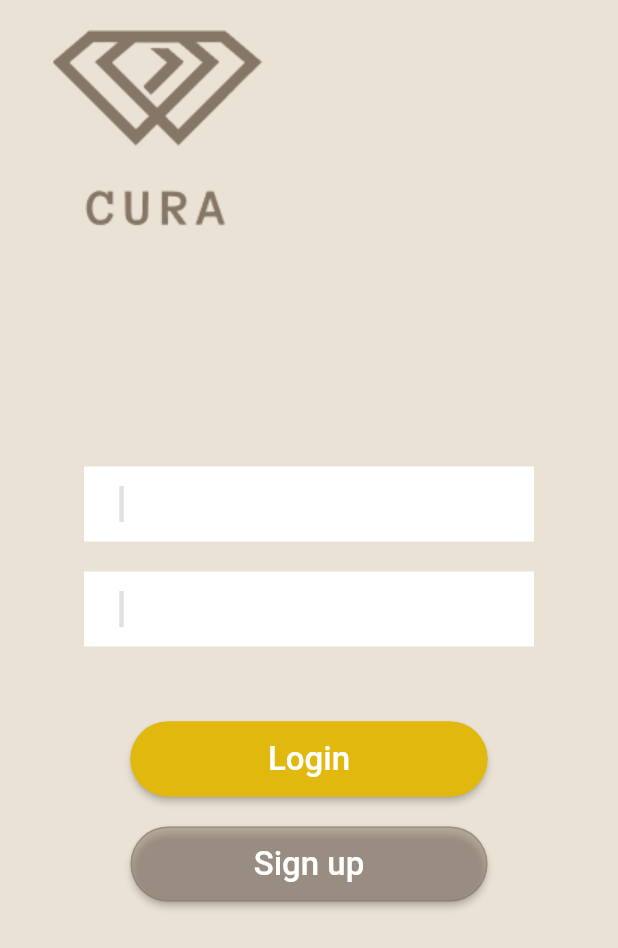
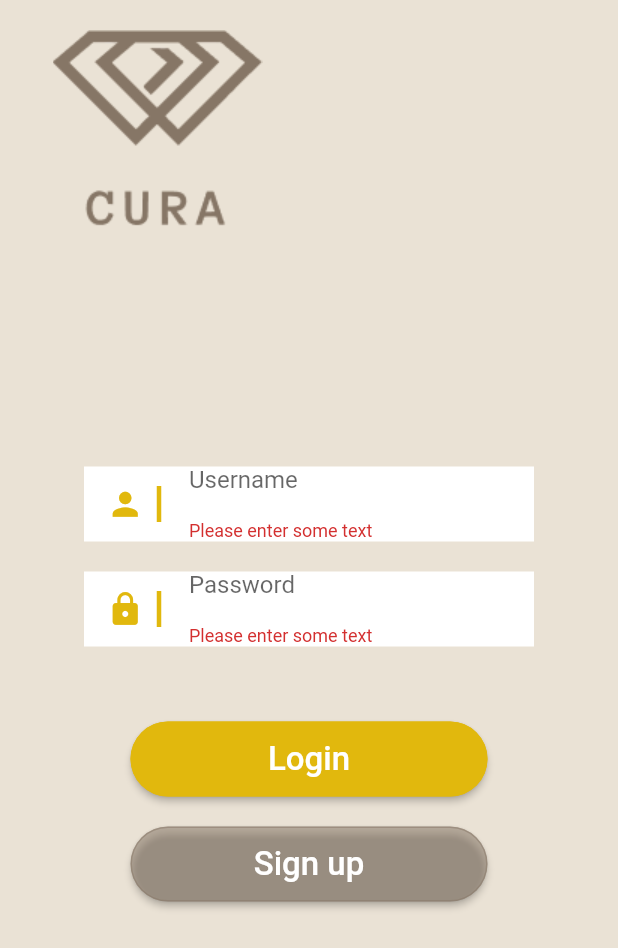
Before and after one commit to Mkohl2508/mobile_health_cura, a Flutter app: the screen it shows after launch, after a tap on "Login", on a phone screen of 412 x 824 dp. Shown: the top 948 px of the screen. Run offline on Flutter 3.47's test engine with Material 2 defaults, Android fonts, the phone set to English and light mode, and no system bars; our stand-ins replace firebase_auth, firebase_core; accounts and stored records are empty.

Commit message:
Login functionality working

```diff
--- a/Implementation/App/lib/model/general/person.dart
+++ b/Implementation/App/lib/model/general/person.dart
@@ -1,4 +1,4 @@
-import 'package:cura/model/residence/Residence.dart';
+import 'package:cura/model/residence/residence.dart';
 
 class Person {
   final String id;
--- a/Implementation/App/lib/screens/login_screen.dart
+++ b/Implementation/App/lib/screens/login_screen.dart
@@ -34,10 +34,11 @@ class _LoginScreenState extends State<LoginScreen> {
   @override
   Widget build(BuildContext context) {
     return Scaffold(
-        key: _formKey,
         resizeToAvoidBottomInset: false,
         backgroundColor: AppColors.cura_background,
         body: SafeArea(
+          child: Form(
+            key: _formKey,
             child: Column(
                 mainAxisAlignment: MainAxisAlignment.start,
                 crossAxisAlignment: CrossAxisAlignment.start,
@@ -61,15 +62,13 @@ class _LoginScreenState extends State<LoginScreen> {
                         ),
                         TextInputLogin(
                           controller: _emailController,
-                        decoration: const InputDecoration(
                           icon: Icon(
                             Icons.person,
                             color: AppColors.cura_orange,
                             size: 25,
                           ),
-                          fillColor: AppColors.cura_orange,
-                          labelText: "Username",
-                        ),
+                          color: AppColors.cura_orange,
+                          hint: "Username",
                           validator: (String? value) {
                             if (value!.isEmpty) return 'Please enter some text';
                             return null;
@@ -80,20 +79,18 @@ class _LoginScreenState extends State<LoginScreen> {
                         ),
                         TextInputLogin(
                           controller: _passwordController,
-                        decoration: const InputDecoration(
+                          isPassword: true,
                           icon: Icon(
                             Icons.lock,
                             color: AppColors.cura_orange,
                             size: 25,
                           ),
-                          fillColor: AppColors.cura_orange,
-                          labelText: "Password",
-                        ),
+                          color: AppColors.cura_orange,
+                          hint: "Password",
                           validator: (String? value) {
                             if (value!.isEmpty) return 'Please enter some text';
                             return null;
                           },
-                        obscureText: true,
                         ),
                         SizedBox(
                           height: 50,
@@ -110,13 +107,18 @@ class _LoginScreenState extends State<LoginScreen> {
                                           color: AppColors.cura_orange)))),
                           onPressed: () async {
                             if (_formKey.currentState!.validate()) {
-                            await _signInWithEmailAndPassword();
-                          }
+                              _signInWithEmailAndPassword().then((success) => {
+                                    if (success)
+                                      {
                                         Navigator.pushAndRemoveUntil(
                                             context,
                                             MaterialPageRoute(
-                                  builder: (context) => HomeScreen()),
-                              (route) => false);
+                                                builder: (context) =>
+                                                    HomeScreen()),
+                                            (route) => false)
+                                      }
+                                  });
+                            }
                           },
                           child: SizedBox(
                               width: MediaQuery.of(context).size.width * 0.5,
@@ -163,6 +165,7 @@ class _LoginScreenState extends State<LoginScreen> {
                     ),
                   ),
                 ]),
+          ),
         ));
   }
 
@@ -174,7 +177,7 @@ class _LoginScreenState extends State<LoginScreen> {
   }
 
   // Example code of how to sign in with email and password.
-  Future<void> _signInWithEmailAndPassword() async {
+  Future<bool> _signInWithEmailAndPassword() async {
     try {
       final User user = (await _auth.signInWithEmailAndPassword(
         email: _emailController.text,
@@ -182,8 +185,10 @@ class _LoginScreenState extends State<LoginScreen> {
       ))
           .user!;
       print('${user.email} signed in');
+      return true;
     } catch (e) {
       print('Failed to sign in with Email & Password');
+      return false;
     }
   }
 }
--- a/Implementation/App/lib/shared/text_input_login_widget.dart
+++ b/Implementation/App/lib/shared/text_input_login_widget.dart
@@ -58,6 +58,7 @@ class _TextInputLoginState extends State<TextInputLogin> {
               child: Padding(
             padding: const EdgeInsets.only(left: 10, right: 10),
             child: TextFormField(
+              controller: controller,
               validator: validator,
               obscureText: isPassword,
               enableSuggestions: !isPassword,
```
Lines whose indentation alone changed are shown as unchanged.
